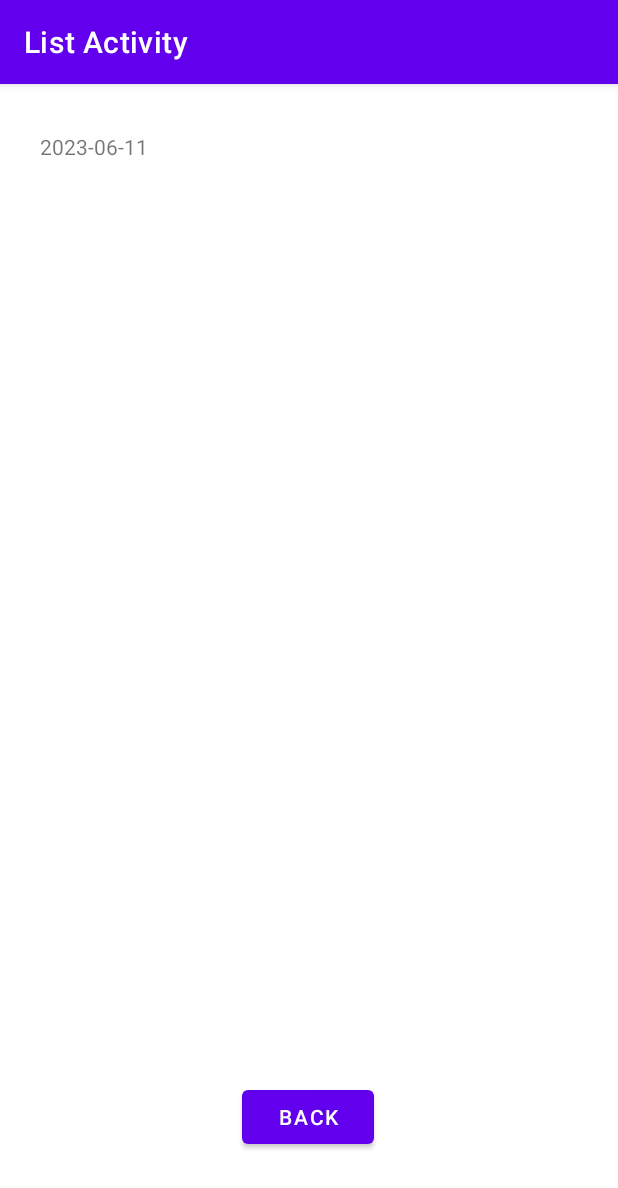
After one commit to SecondLukyys/ImprovementApp, an Android app: the ListActivity screen opened directly, with no data from a screen before it, on a phone screen of 412 x 824 dp. The commit adds this screen. Shown: the top 1188 px of the screen. Run offline under Robolectric (Android 15) with nearby library versions, the phone set to English and light mode, and no system bars.

Commit message:
List integration

```diff
--- a/app/src/main/AndroidManifest.xml
+++ b/app/src/main/AndroidManifest.xml
@@ -32,6 +32,11 @@
             android:label="Form Activity">
         </activity>
 
+        <activity
+            android:name=".ListActivity"
+            android:label="List Activity">
+        </activity>
+
     </application>
 
 </manifest>
--- a/app/src/main/java/app/improvementapp/DBHelper.java
+++ b/app/src/main/java/app/improvementapp/DBHelper.java
@@ -33,7 +33,6 @@ public class DBHelper extends SQLiteOpenHelper {
         super(context, DATABASE_NAME, null, DATABASE_VERSION);
     }
 
-
     @Override
     public void onCreate(SQLiteDatabase db) {
         String createTableQuery = "CREATE TABLE " + TABLE_NAME + "("
--- a/app/src/main/java/app/improvementapp/FormActivity.java
+++ b/app/src/main/java/app/improvementapp/FormActivity.java
@@ -18,10 +18,9 @@ import java.util.Calendar;
 public class FormActivity extends AppCompatActivity {
 
     private CheckBox checkbox1, checkbox2, checkbox3, checkbox4, checkbox5, checkbox6, checkbox7, checkbox8, checkbox9, checkbox10, checkbox11, checkbox12, checkbox13, checkbox14;
-    private Button submitButton;
-    private Button clearButton;
     private SQLiteDatabase database;
     private DBHelper dbHelper;
+
 
     Calendar calendar = Calendar.getInstance();
     int year = calendar.get(Calendar.YEAR);
@@ -58,14 +57,12 @@ public class FormActivity extends AppCompatActivity {
         database = dbHelper.getWritableDatabase();
 
         Button btnBack = findViewById(R.id.button3);
+        Button btnClear = findViewById(R.id.button9);
+        Button btnEnter = findViewById(R.id.button10);
 
         btnBack.setOnClickListener(v -> backToMain());
 
-        Button btnClear = findViewById(R.id.button9);
-
         btnClear.setOnClickListener(v -> clearBoxes());
-
-        Button btnEnter = findViewById(R.id.button10);
 
         btnEnter.setOnClickListener(v -> enterData());
     }
--- /dev/null
+++ b/app/src/main/java/app/improvementapp/ListActivity.java
@@ -0,0 +1,52 @@
+package app.improvementapp;
+
+import android.content.Intent;
+import android.database.Cursor;
+import android.database.sqlite.SQLiteDatabase;
+import android.os.Bundle;
+import android.widget.Button;
+import android.widget.TextView;
+
+import androidx.appcompat.app.AppCompatActivity;
+
+public class ListActivity extends AppCompatActivity {
+
+    TextView dataTextView;
+    DBHelper dbHelper;
+    private static final String DATE1 = "date";
+
+    @Override
+    protected void onCreate(Bundle savedInstanceState) {
+        super.onCreate(savedInstanceState);
+        setContentView(R.layout.activity_list);
+
+        dataTextView = findViewById(R.id.textView3);
+        dbHelper = new DBHelper(this);
+
+        SQLiteDatabase database = dbHelper.getReadableDatabase();
+        String[] projection = {DATE1}; // Replace COLUMN_NAME with the column name from your table
+        Cursor cursor = database.query("checkbox_table2", projection, null, null, null, null, null);
+
+        StringBuilder stringBuilder = new StringBuilder();
+
+        while (cursor.moveToNext()) {
+            String data = cursor.getString(cursor.getColumnIndexOrThrow(DATE1)); // Replace COLUMN_NAME with the column name from your table
+            stringBuilder.append(data).append("\n");
+        }
+
+        cursor.close();
+
+        dataTextView.setText(stringBuilder.toString());
+
+        Button btnBack = findViewById(R.id.button6);
+
+        btnBack.setOnClickListener(v -> backToMain());
+
+    }
+
+    public void backToMain() {
+        Intent intent = new Intent(ListActivity.this, MainActivity.class);
+        startActivity(intent);
+    }
+
+}
--- a/app/src/main/java/app/improvementapp/MainActivity.java
+++ b/app/src/main/java/app/improvementapp/MainActivity.java
@@ -14,23 +14,22 @@ import android.widget.Button;
 
 public class MainActivity extends AppCompatActivity {
 
+
     @Override
     protected void onCreate(Bundle savedInstanceState) {
         super.onCreate(savedInstanceState);
         setContentView(R.layout.activity_main);
 
         Button btnExit = findViewById(R.id.button);
+        Button btnForm = findViewById(R.id.button2);
+        Button btnList = findViewById(R.id.button4);
 
         btnExit.setOnClickListener(v -> exitApp());
 
-        Button btnform = findViewById(R.id.button2);
+        btnForm.setOnClickListener(v -> openFormActivity());
 
-        btnform.setOnClickListener(v -> openFormActivity());
+        btnList.setOnClickListener(v -> openListActivity());
 
-    }
-
-    public void exitApp() {
-        finishAffinity();
     }
 
     public void openFormActivity() {
@@ -38,4 +37,14 @@ public class MainActivity extends AppCompatActivity {
         startActivity(intent);
     }
 
+    private void openListActivity() {
+        Intent intent = new Intent(MainActivity.this, ListActivity.class);
+        startActivity(intent);
+    }
+
+
+    public void exitApp() {
+        finishAffinity();
+    }
+
 }
--- /dev/null
+++ b/app/src/main/res/layout/activity_list.xml
@@ -0,0 +1,31 @@
+<?xml version="1.0" encoding="utf-8"?>
+<androidx.constraintlayout.widget.ConstraintLayout xmlns:android="http://schemas.android.com/apk/res/android"
+    xmlns:app="http://schemas.android.com/apk/res-auto"
+    android:layout_width="match_parent"
+    android:layout_height="match_parent">
+
+    <Button
+        android:id="@+id/button6"
+        android:layout_width="wrap_content"
+        android:layout_height="wrap_content"
+        android:text="Back"
+        app:layout_constraintBottom_toBottomOf="parent"
+        app:layout_constraintEnd_toEndOf="parent"
+        app:layout_constraintHorizontal_bias="0.498"
+        app:layout_constraintStart_toStartOf="parent"
+        app:layout_constraintTop_toTopOf="parent"
+        app:layout_constraintVertical_bias="0.923" />
+
+    <TextView
+        android:id="@+id/textView3"
+        android:layout_width="358dp"
+        android:layout_height="264dp"
+        android:text="TextView"
+        app:layout_constraintBottom_toBottomOf="parent"
+        app:layout_constraintEnd_toEndOf="parent"
+        app:layout_constraintHorizontal_bias="0.49"
+        app:layout_constraintStart_toStartOf="parent"
+        app:layout_constraintTop_toTopOf="parent"
+        app:layout_constraintVertical_bias="0.064" />
+
+</androidx.constraintlayout.widget.ConstraintLayout>
```
